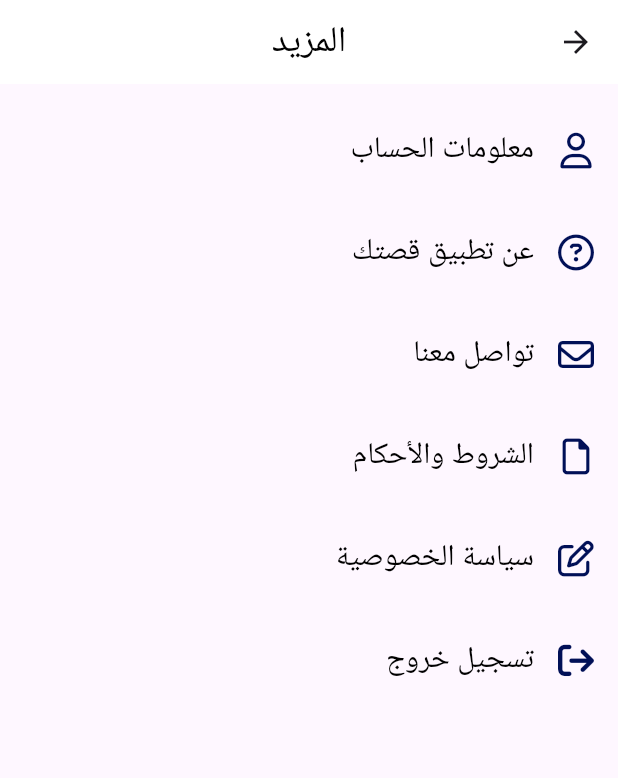
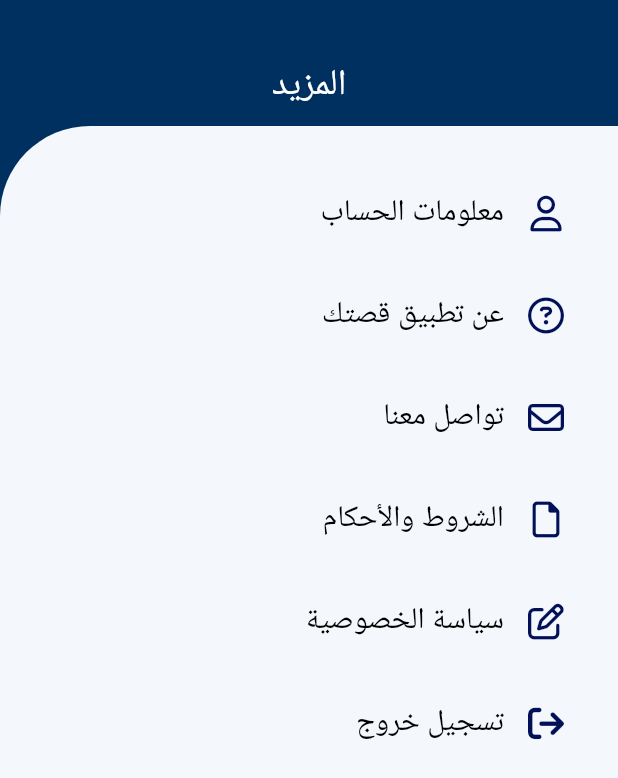
Before and after one commit to Lujain-M02/2023-GP1-6, a Flutter app: the MorePage screen opened directly, on a phone screen of 412 x 824 dp. Shown: the top 778 px of the screen. Run offline on Flutter 3.47's test engine with Material 3 defaults, Android fonts, the phone set to English and light mode, and no system bars; our stand-ins replace animate_do, animated_text_kit, cloud_firestore, curved_navigation_bar, firebase_auth, firebase_core and 4 more; accounts and stored records are empty; Roboto replaces fonts that are missing (Vazirmatn).

Commit message:
restyling more page

```diff
--- a/your_story/lib/pages/MainPage.dart
+++ b/your_story/lib/pages/MainPage.dart
@@ -101,12 +101,12 @@ class StoriesPage extends StatelessWidget {
         child: Column(
           mainAxisAlignment: MainAxisAlignment.start,
           children: [
-            const SizedBox(height: 50),
+            const SizedBox(height: 40),
             const Text(
               "القصص المنشورة",
               style: TextStyle(color: Colors.white, fontSize: 24),
             ),
-            const SizedBox(height: 20), // space between the text and the box
+            const SizedBox(height: 10), // space between the text and the box
             Container(
               padding: const EdgeInsets.only(
                 left: 20,
--- a/your_story/lib/pages/More_Page/more_page.dart
+++ b/your_story/lib/pages/More_Page/more_page.dart
@@ -14,23 +14,45 @@ class MorePage extends StatelessWidget {
   Widget build(BuildContext context) {
     return Directionality(
       textDirection: TextDirection.rtl,
-      child: Scaffold(
-        appBar: AppBar(
-          backgroundColor: Colors.white,
-          title: const Text(
-            'المزيد',
-          ),
-          centerTitle: true,
-          titleTextStyle: const TextStyle(
-            color: Colors.black,
-            fontSize: 24,
-          ),
-        ),
-        body: Stack(
+      child: Scaffold(backgroundColor: YourStoryStyle.s2Color,
+        // appBar: AppBar(
+        //   backgroundColor: Colors.white,
+        //   title: const Text(
+        //     'المزيد',
+        //   ),
+        //   centerTitle: true,
+        //   titleTextStyle: const TextStyle(
+        //     color: Colors.black,
+        //     fontSize: 24,
+        //   ),
+        // ),
+        body:  Stack(
           children: [
             Column(
+              mainAxisAlignment: MainAxisAlignment.start,
               children: [
-                const SizedBox(height: 16),
+            const SizedBox(height: 40),
+            const Text(
+              'المزيد', style: TextStyle(color: Colors.white, fontSize: 24),
+            ),
+            const SizedBox(height: 10),
+               Expanded(
+                 child: Container(
+                 padding: const EdgeInsets.only(
+                  left: 20,
+                  top: 30,
+                  right: 20,
+                            ),
+                  width: double.infinity,
+                  decoration: const BoxDecoration(
+                  color: Color.fromARGB(255, 244, 247, 252),
+                  borderRadius: BorderRadius.only(
+                  topLeft: Radius.circular(60),
+                  ),
+                    ),
+            child: SingleChildScrollView(
+              child: Column(
+                children: [
                 customListTile(
                   FontAwesomeIcons.user,
                   'معلومات الحساب',
@@ -93,8 +115,13 @@ class MorePage extends StatelessWidget {
                       }
                     });
                   },
+                )
+                ]
                 ),
-              ],
+                ),
+            )
+            )
+            ],
             ),
           ],
         ),
```
